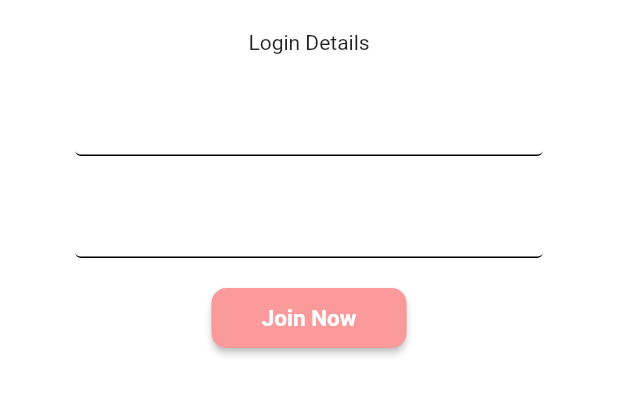
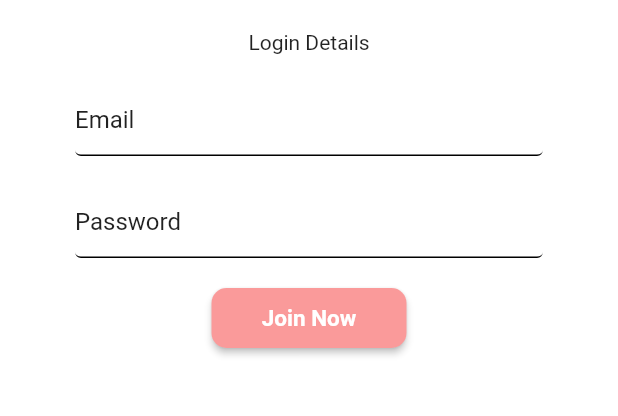
Before and after one commit to Zechst/Motherly, a Flutter app: the EmailSignIn screen opened by its route, after a tap on "Log In", after a tap on "Join Now", on a phone screen of 412 x 824 dp, the part 405-821 px from its top. Run offline on Flutter 3.47's test engine with Material 2 defaults, Android fonts, the phone set to English and light mode, and no system bars; our stand-ins replace firebase_auth, flutter_svg; missing offline and left inert: flutter_auth_buttons; accounts and stored records are empty.

Commit message:
Added text hint for signin and register

```diff
--- a/lib/screens/authentication/emailsignin.dart
+++ b/lib/screens/authentication/emailsignin.dart
@@ -1,6 +1,8 @@
 import 'package:flutter/material.dart';
 import 'package:flutter_svg/flutter_svg.dart';
 import 'package:motherly/services/auth.dart';
+import 'package:motherly/shared/constant.dart';
+import 'package:motherly/shared/constant.dart';
 
 class EmailSignIn extends StatefulWidget {
   @override
@@ -59,14 +61,7 @@ class _EmailSignInState extends State<EmailSignIn> {
                       children: <Widget>[
                         SizedBox(height: 20.0),
                         TextFormField(
-                            decoration: InputDecoration(
-                                errorStyle: TextStyle(color: Color(0xffd32f2f)),
-                                errorBorder: UnderlineInputBorder(
-                                    borderSide:
-                                        BorderSide(color: Color(0xffd32f2f))),
-                                focusedErrorBorder: UnderlineInputBorder(
-                                    borderSide:
-                                        BorderSide(color: Color(0xffd32f2f)))),
+                            decoration: textInputDecoration.copyWith(hintText: 'Email'),
                             validator: (val) =>
                                 val.isEmpty ? 'Enter a valid email' : null,
                             onChanged: (val) {
@@ -76,14 +71,7 @@ class _EmailSignInState extends State<EmailSignIn> {
                           height: 20.0,
                         ),
                         TextFormField(
-                            decoration: InputDecoration(
-                                errorStyle: TextStyle(color: Color(0xffd32f2f)),
-                                errorBorder: UnderlineInputBorder(
-                                    borderSide:
-                                        BorderSide(color: Color(0xffd32f2f))),
-                                focusedErrorBorder: UnderlineInputBorder(
-                                    borderSide:
-                                        BorderSide(color: Color(0xffd32f2f)))),
+                            decoration: textInputDecoration.copyWith(hintText: 'Password'),
                             validator: (val) => val.length < 8
                                 ? 'Please enter 8 characters or more'
                                 : null,
--- a/lib/screens/authentication/register.dart
+++ b/lib/screens/authentication/register.dart
@@ -1,6 +1,7 @@
 import 'package:flutter/material.dart';
 import 'package:flutter_svg/flutter_svg.dart';
 import 'package:motherly/services/auth.dart';
+import 'package:motherly/shared/constant.dart';
 
 class Register extends StatefulWidget {
   @override
@@ -51,13 +52,7 @@ class _RegisterState extends State<Register> {
                               .left), //TODO Shift this line towards the left on appscreen
                       SizedBox(height: 20.0),
                       TextFormField(
-                          decoration: InputDecoration(
-                            errorStyle: TextStyle(color: Color(0xffd32f2f)),
-                            errorBorder: UnderlineInputBorder(
-                                borderSide:
-                                    BorderSide(color: Color(0xffd32f2f))),
-                                    focusedErrorBorder: UnderlineInputBorder(borderSide: BorderSide(color: Color(0xffd32f2f)))
-                          ),
+                          decoration: textInputDecoration.copyWith(hintText: 'Email'),
                           validator: (val) =>
                               val.isEmpty ? 'Please enter an email' : null,
                           onChanged: (val) {
@@ -67,13 +62,7 @@ class _RegisterState extends State<Register> {
                         height: 20.0,
                       ),
                       TextFormField(
-                          decoration: InputDecoration(
-                            errorStyle: TextStyle(color: Color(0xffd32f2f)),
-                            errorBorder: UnderlineInputBorder(
-                                borderSide:
-                                    BorderSide(color: Color(0xffd32f2f))),
-                                    focusedErrorBorder: UnderlineInputBorder(borderSide: BorderSide(color: Color(0xffd32f2f)))
-                          ),
+                          decoration: textInputDecoration.copyWith(hintText: 'Password'),
                           validator: (val) => val.length < 8
                               ? 'Please enter 8 characters or more'
                               : null,
--- /dev/null
+++ b/lib/shared/constant.dart
@@ -0,0 +1,11 @@
+import 'package:flutter/material.dart';
+
+const textInputDecoration = InputDecoration(
+                                focusedBorder: UnderlineInputBorder(borderSide: BorderSide(color: Color(0xfffa9a9a))) ,
+                                errorStyle: TextStyle(color: Color(0xffd32f2f)),
+                                errorBorder: UnderlineInputBorder(
+                                    borderSide:
+                                        BorderSide(color: Color(0xffd32f2f))),
+                                focusedErrorBorder: UnderlineInputBorder(
+                                    borderSide:
+                                        BorderSide(color: Color(0xffd32f2f))));
```
